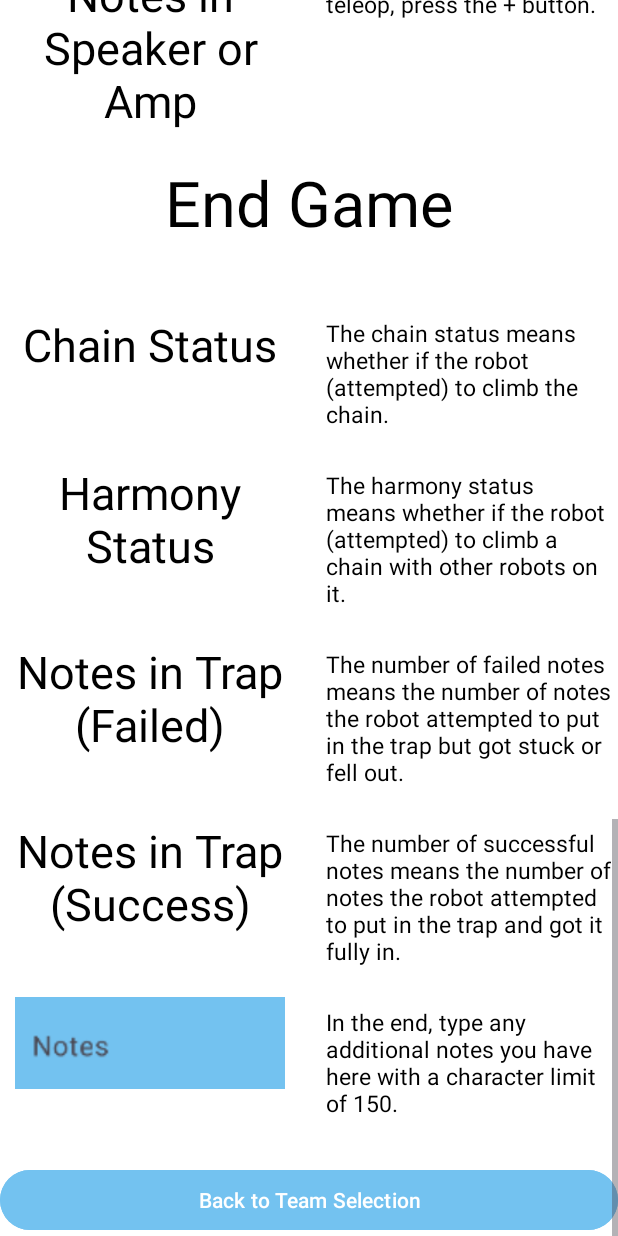
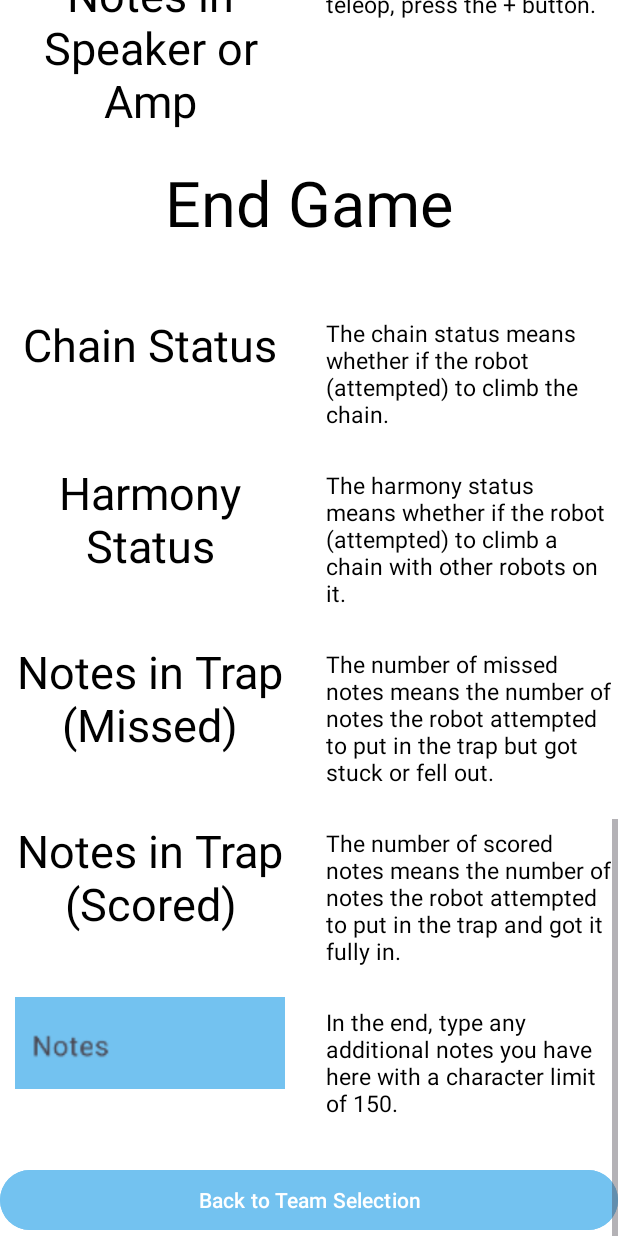
Before and after one commit to packofparts/scouting-app, an Android app: the HomePage screen opened through its navigation route, scrolled down 1620 dp, on a phone screen of 412 x 824 dp. Run offline under Robolectric (Android 15) with nearby library versions, the phone set to English and light mode, and no system bars; our stand-ins replace navigation-ui; network calls fail.

Commit message:
Notes Analyzer Update (#105)
* Analyzer setup

* Beta Analyzer Implemented

* Added some words and added analzer field to matchData.

* Retrying Sonar

* Resolving Conversations

* Recolving More Conversations

* update

* second update

* More Updates

```diff
--- a/app/src/main/java/com/example/myapplication/MatchData.java
+++ b/app/src/main/java/com/example/myapplication/MatchData.java
@@ -55,7 +55,7 @@ public class MatchData {
                 + moveOutOfZone + "\"," + "\"ampAuto\":\"" + ampAuto + "\"," + "\"speakerAuto\":\"" + speakerAuto + "\","
                 + "\"isBroke\":\"" + broke + "\"," + "\"isDefense\":\"" + defense + "\"," + "\"ampTeleop\":\"" + ampTeleop + "\"," + "\"missedNotes\":\"" + missedNotes + "\","
                 + "\"speakerTeleop\":\"" + speakerTeleop + "\"," + "\"noteAcquired\":\"" + noteAcquired + "\"," + "\"chaining\":\"" + chaining + "\","
-                + "\"trapSucess\":\"" + trapSucess + "\"," + "\"trapFail\":\"" + trapFail + "\"," + "\"harmo\":\"" + harmo + "\"," + "\"notes\":\"" + sanitizedNotes + "\"}";
+                + "\"trapSucess\":\"" + trapSucess + "\"," + "\"trapFail\":\"" + trapFail + "\"," + "\"harmo\":\"" + harmo + "\"," + "\"notes\":\"" + sanitizedNotes + "\"," + "\"analyzerScore\":\"" + analyzerScore + "\"}";
     }
 
     //Getters and Setters
@@ -145,8 +145,8 @@ public class MatchData {
         this.notes = notes;
     }
 
-    public double getAnalScore() {
+    public double getAnalyzerScore() {
         return analyzerScore;
     }
-    public void setAnalScore(double analScore) {this.analyzerScore = analScore;}
+    public void setAnalyzerScore(double analyzerScore) {this.analyzerScore = analyzerScore;}
 }
--- a/app/src/main/java/com/example/myapplication/SecondFragment2.java
+++ b/app/src/main/java/com/example/myapplication/SecondFragment2.java
@@ -125,7 +125,7 @@ public class SecondFragment2 extends Fragment {
                 double score = Analyzer.analyze(binding.textInput.getText().toString());
                 binding.analyzerScore.setText("Analyzer Score: " + score);
                 UserModel.getMatchData().setNotes(binding.textInput.getText().toString());
-                UserModel.getMatchData().setAnalScore(score);
+                UserModel.getMatchData().setAnalyzerScore(score);
             }
         });
         ArrayAdapter<String> chainAdapter = new ArrayAdapter<>(view.getContext(), android.R.layout.simple_spinner_dropdown_item, new String[]{"No Attempt", "Failed Attempt", "Successful Attempt"});
--- a/app/src/main/res/layout/fragment_homepage.xml
+++ b/app/src/main/res/layout/fragment_homepage.xml
@@ -465,7 +465,7 @@
                     android:layout_height="match_parent"
                     android:gravity="center"
                     android:padding="10dp"
-                    android:text="Notes in Trap (Failed)"
+                    android:text="Notes in Trap (Missed)"
                     android:textColor="@color/white"
                     android:textSize="30sp"
                     tools:ignore="HardcodedText,RtlHardcoded" />
@@ -478,7 +478,7 @@
                     android:paddingRight="50dp"
                     android:paddingTop="26dp"
                     android:paddingLeft="17dp"
-                    android:text="The number of failed notes means the number of notes the robot attempted to put in the trap but got stuck or fell out. "
+                    android:text="The number of missed notes means the number of notes the robot attempted to put in the trap but got stuck or fell out. "
                     android:textColor="@color/white"
                     android:textSize="15sp" />
             </TableRow>
@@ -493,7 +493,7 @@
                     android:layout_height="match_parent"
                     android:gravity="center"
                     android:padding="0dp"
-                    android:text="Notes in Trap\n(Success)"
+                    android:text="Notes in Trap\n(Scored)"
                     android:textColor="@color/white"
                     android:textSize="30sp"
                     tools:ignore="HardcodedText,RtlHardcoded" />
@@ -506,7 +506,7 @@
                     android:paddingRight="50dp"
                     android:paddingTop="26dp"
                     android:paddingLeft="17dp"
-                    android:text="The number of successful notes means the number of notes the robot attempted to put in the trap and got it fully in. "
+                    android:text="The number of scored notes means the number of notes the robot attempted to put in the trap and got it fully in. "
                     android:textColor="@color/white"
                     android:textSize="15sp" />
             </TableRow>
--- a/app/src/main/res/layout/fragment_second2.xml
+++ b/app/src/main/res/layout/fragment_second2.xml
@@ -102,7 +102,7 @@
             android:id="@+id/notesStuck"
             android:layout_width="110dp"
             android:layout_height="wrap_content"
-            android:text="Notes in Trap (Failed)"
+            android:text="Notes in Trap (Missed)"
             android:textSize="26dp"
             android:translationX="30dp"
             android:translationY="290dp" />
@@ -180,7 +180,7 @@
             android:id="@+id/notesSuccess"
             android:layout_width="150dp"
             android:layout_height="wrap_content"
-            android:text="Notes in Trap (Successful)"
+            android:text="Notes in Trap (Scored)"
             android:textSize="26dp"
             android:translationX="30dp"
             android:translationY="400dp" />
```
Also changed, not shown: app/src/main/java/com/example/myapplication/Analyzer.java (+8 -3 lines).
